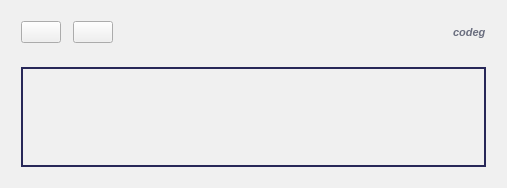
First picture: the form in src/Ui/AppWindow.ui, repository NikolayRag/codeg, before the edit.
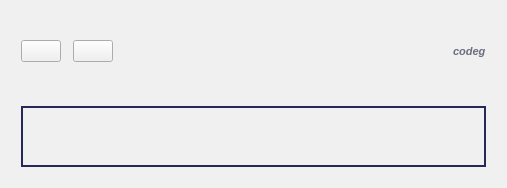
Second picture: the form after the edit. Icons and pictures are not drawn.

The edit to the form file:
```diff
--- a/src/Ui/AppWindow.ui
+++ b/src/Ui/AppWindow.ui
@@ -135,7 +135,7 @@
          </property>
          <layout class="QGridLayout" name="gridLayout_2">
           <item row="0" column="0">
-           <widget class="QScrollArea" name="scrollSVG">
+           <widget class="QFrame" name="wViewport">
             <property name="frameShape">
              <enum>QFrame::Box</enum>
             </property>
```
Left out of the diff: 22 changed lines with no effect on the pictures.
